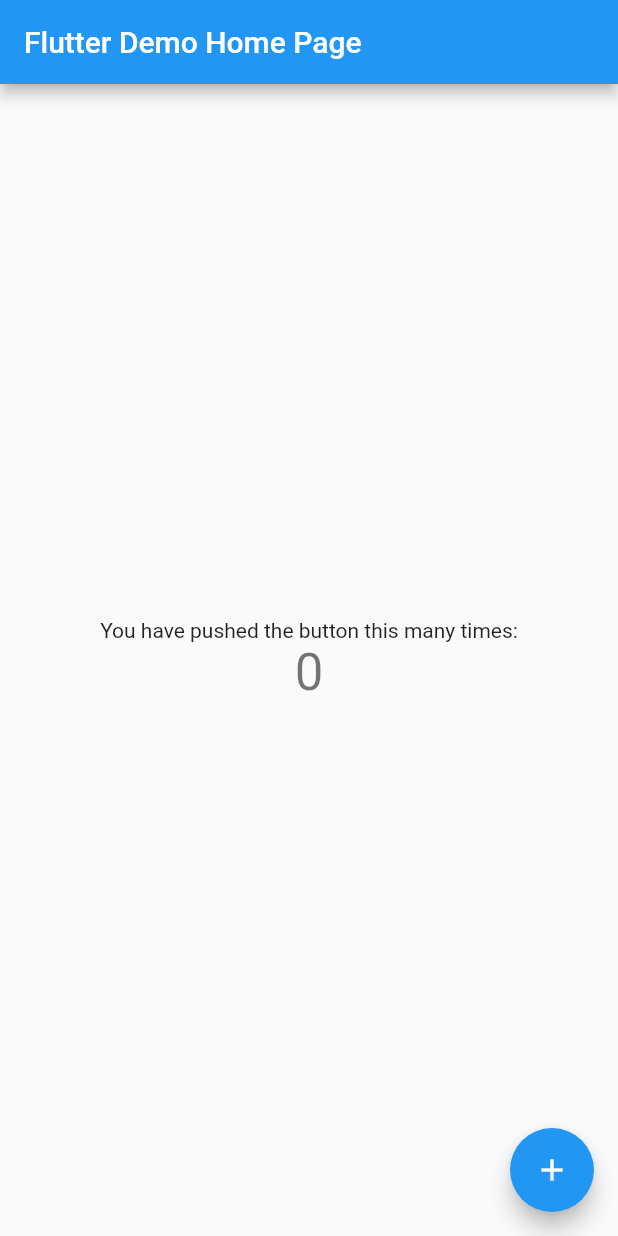
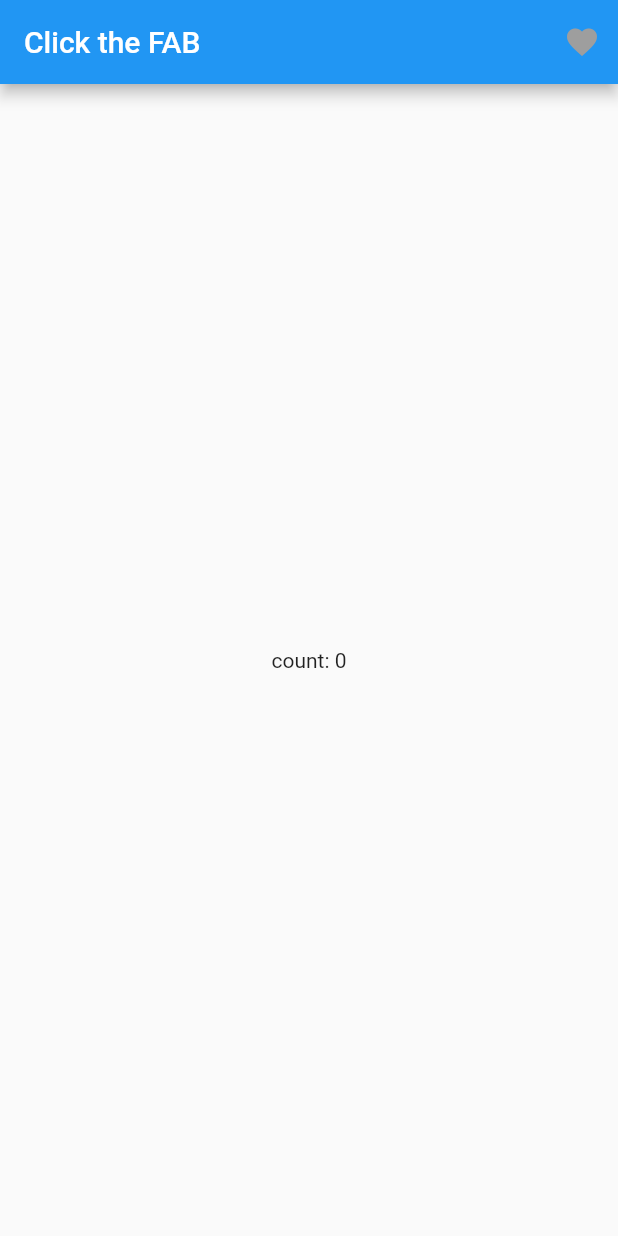
Before and after one commit to PedroHS137/MovileApplications, a Flutter app: the screen it shows after launch, on a phone screen of 412 x 824 dp. Run offline on Flutter 3.47's test engine with Material 2 defaults, Android fonts, the phone set to English and light mode, and no system bars.

Commit message:
like working

```diff
--- a/tarea_uno/lib/main.dart
+++ b/tarea_uno/lib/main.dart
@@ -1,76 +1,73 @@
 import 'package:flutter/material.dart';
 
-void main() {
-  runApp(MyApp());
-}
+void main() => runApp(MyApp());
 
 class MyApp extends StatelessWidget {
-  // This widget is the root of your application.
   @override
   Widget build(BuildContext context) {
     return MaterialApp(
-      title: 'Flutter Demo',
-      theme: ThemeData(
-
-        primarySwatch: Colors.blue,
-
-        visualDensity: VisualDensity.adaptivePlatformDensity,
-      ),
-      home: MyHomePage(title: 'Flutter Demo Home Page'),
+      title: 'Material App',
+      home: HomePage(),
     );
   }
 }
 
-class MyHomePage extends StatefulWidget {
-  MyHomePage({Key key, this.title}) : super(key: key);
-
-
-
-  final String title;
+class HomePage extends StatefulWidget {
+  const HomePage({
+    Key key,
+  }) : super(key: key);
 
   @override
-  _MyHomePageState createState() => _MyHomePageState();
+  _HomePageState createState() => _HomePageState();
 }
 
-class _MyHomePageState extends State<MyHomePage> {
+class _HomePageState extends State<HomePage> {
   int _counter = 0;
-
-  void _incrementCounter() {
-    setState(() {
-
-      _counter++;
-    });
-  }
-
+  bool _seen = false;
   @override
   Widget build(BuildContext context) {
-
     return Scaffold(
       appBar: AppBar(
-
-        title: Text(widget.title),
+        title: Text('Click the FAB'),
+        actions: <Widget>[
+          IconButton(
+            icon: Icon(
+              Icons.favorite,
+              color: _seen? Colors.red : Colors.grey
+            ),
+            onPressed: () {
+              _counter++;
+              print("$_counter");
+              setState(() {
+                _seen = !_seen;
+              });
+            },
+            color: Colors.grey,
+            // child: Text(
+            //   "click me",
+            //   style: TextStyle(color: Colors.black),
+            // ),
+          )
+        ],
       ),
       body: Center(
+        child: Column(
+          mainAxisSize: MainAxisSize.min,
+          children: <Widget>[
+            Text("count: $_counter"),
+            // MaterialButton(onPressed: () {
+            //   _counter++;
+            //   print("$_counter");
+            //   setState(() {
 
-        child: Column(
-
-          mainAxisAlignment: MainAxisAlignment.center,
-          children: <Widget>[
-            Text(
-              'You have pushed the button this many times:',
-            ),
-            Text(
-              '$_counter',
-              style: Theme.of(context).textTheme.headline4,
-            ),
+            //   });
+            // },
+            // color: Colors.blue,
+            // child: Text("click me",
+            // style: TextStyle(color: Colors.black),),)
           ],
         ),
       ),
-      floatingActionButton: FloatingActionButton(
-        onPressed: _incrementCounter,
-        tooltip: 'Increment',
-        child: Icon(Icons.add),
-      ), // This trailing comma makes auto-formatting nicer for build methods.
     );
   }
 }
```
